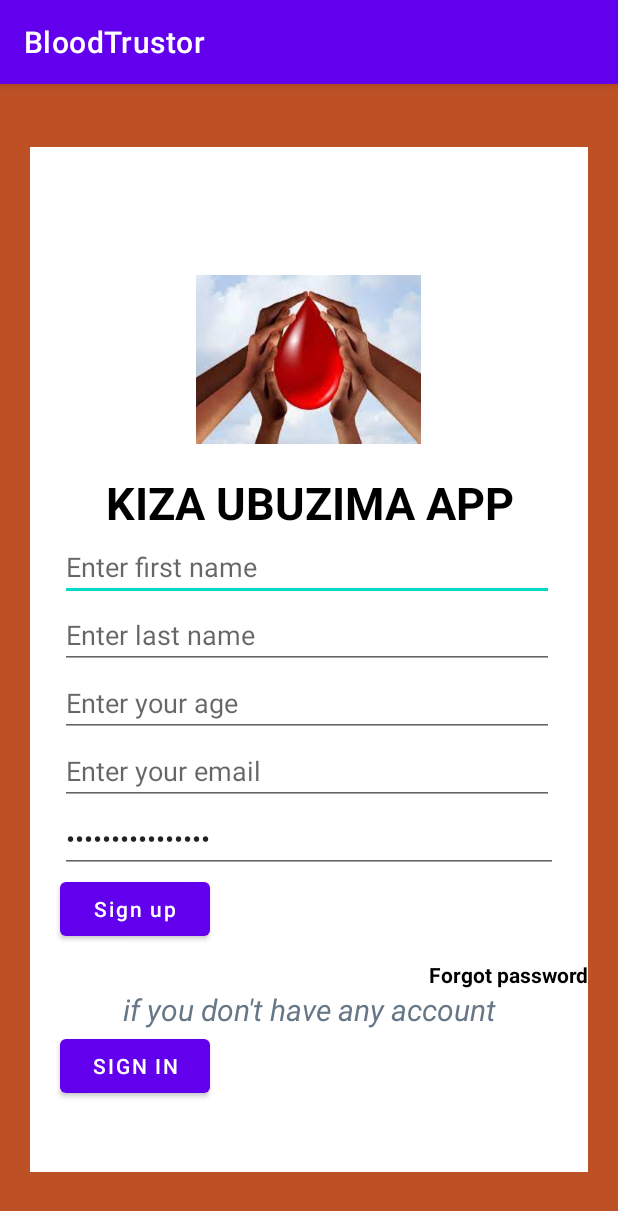
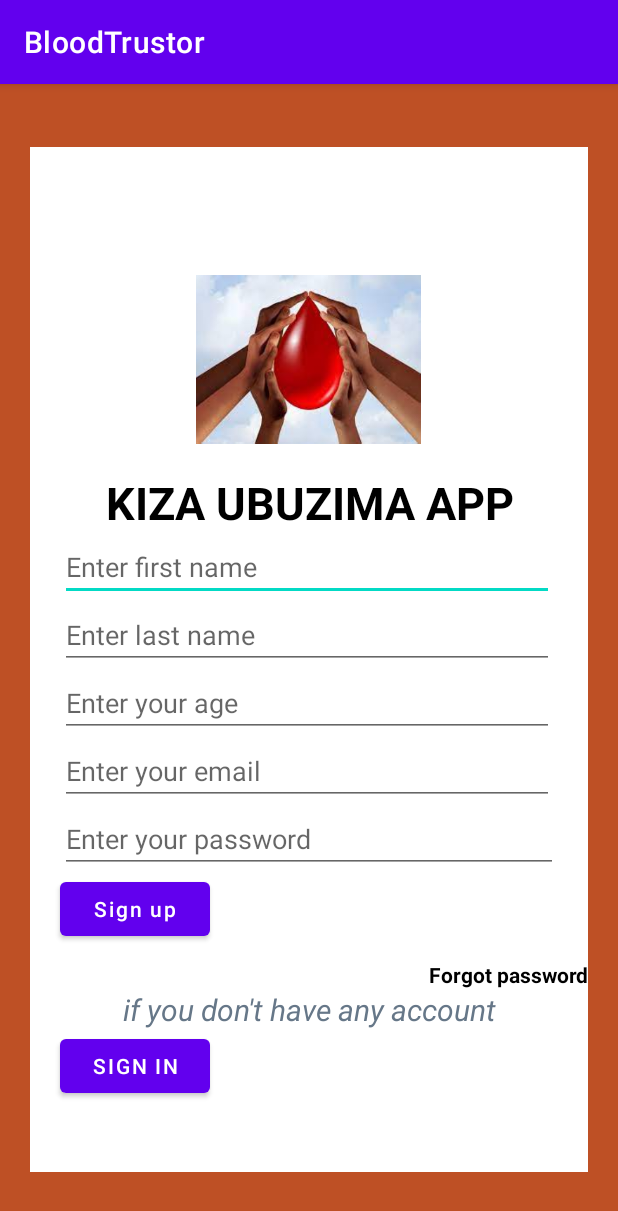
Before and after one commit to Umutoni123/android-blood-trustor-, an Android app: the RegistrationActivity screen opened directly, with no data from a screen before it, on a phone screen of 412 x 824 dp. Shown: the top 1211 px of the screen. Run offline under Robolectric (Android 15) with nearby library versions, the phone set to English and light mode, and no system bars.

Commit message:
fixing bug

```diff
--- a/app/build.gradle
+++ b/app/build.gradle
@@ -39,4 +39,5 @@ dependencies {
     def room_version = "2.3.0"
 
     implementation "androidx.room:room-runtime:$room_version"
+    annotationProcessor "androidx.room:room-compiler:$room_version"
 }
--- a/app/src/main/java/com/example/bloodtrustor/RegistrationActivity.java
+++ b/app/src/main/java/com/example/bloodtrustor/RegistrationActivity.java
@@ -95,7 +95,7 @@ public class RegistrationActivity extends AppCompatActivity {
             user.age = age;
 
             UserDao userDao = db.userDao();
-            userDao.insertOne(user);
+            userDao.insertAll(user);
             Intent intent = new Intent(RegistrationActivity.this, HomeActivity.class);
             startActivity(intent);
         }
--- a/app/src/main/java/com/example/bloodtrustor/database/dao/UserDao.java
+++ b/app/src/main/java/com/example/bloodtrustor/database/dao/UserDao.java
@@ -1,6 +1,7 @@
 package com.example.bloodtrustor.database.dao;
 
 
+import androidx.room.Dao;
 import androidx.room.Delete;
 import androidx.room.Insert;
 import androidx.room.Query;
@@ -10,6 +11,7 @@ import com.example.bloodtrustor.database.entities.User;
 
 import java.util.List;
 
+@Dao
 public interface UserDao {
     @Query("SELECT * FROM user")
     List<User> getAll();
--- a/app/src/main/res/layout/activity_registraction.xml
+++ b/app/src/main/res/layout/activity_registraction.xml
@@ -84,7 +84,7 @@
             android:layout_marginStart="20dp"
             android:layout_marginEnd="20dp"
             android:ems="10"
-            android:text="Enter your email"
+            android:hint="Enter your password"
             android:inputType="textPassword" />
 
         <Button
--- a/build.gradle
+++ b/build.gradle
@@ -5,7 +5,7 @@ buildscript {
         mavenCentral()
     }
     dependencies {
-        classpath "com.android.tools.build:gradle:7.0.2"
+        classpath "com.android.tools.build:gradle:7.0.3"
 
         // NOTE: Do not place your application dependencies here; they belong
         // in the individual module build.gradle files
```
